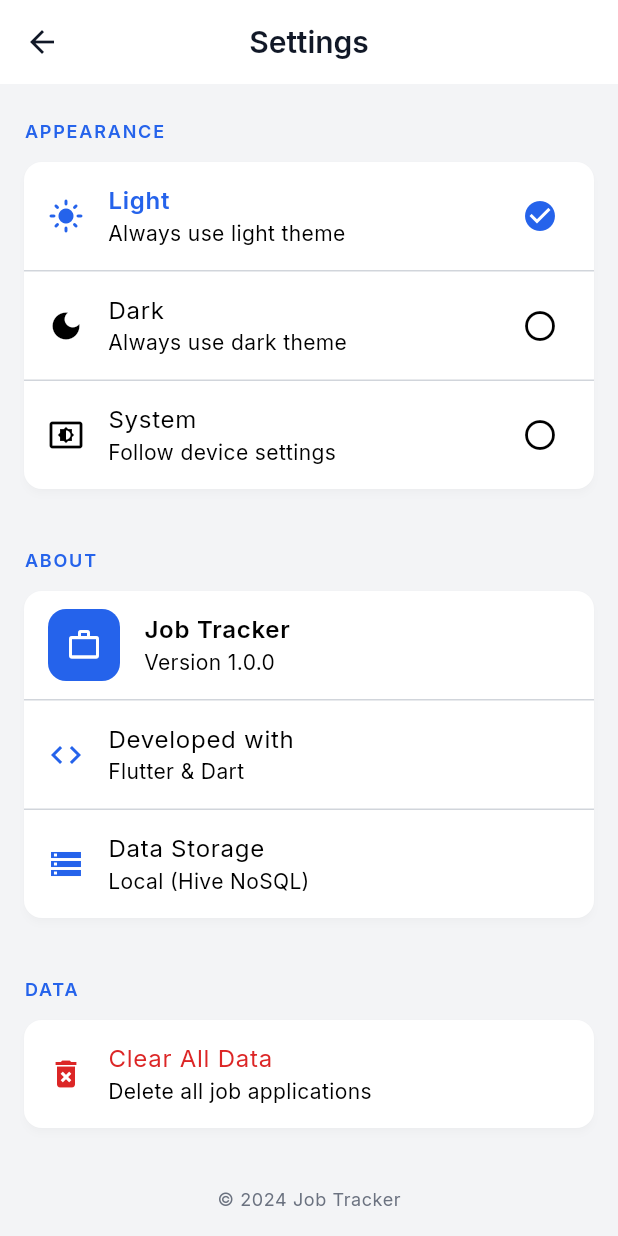
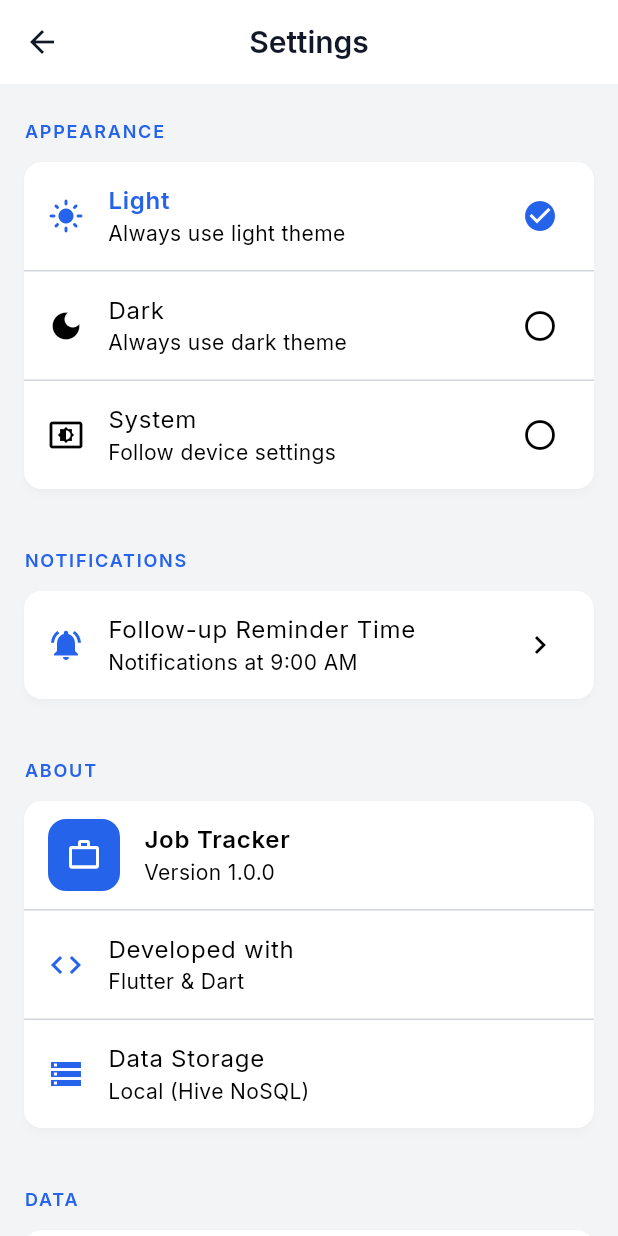
Before and after one commit to RamadanMohamed11/Job-Tracker-App, a Flutter app: the SettingsScreen screen opened directly, after a tap on "Light", on a phone screen of 412 x 824 dp. Run offline on Flutter 3.47's test engine with Material 3 defaults, Android fonts, the phone set to English and light mode, and no system bars; our stand-ins replace flutter_bloc, flutter_local_notifications, flutter_slidable, google_fonts, hive, hive_flutter and 2 more; accounts and stored records are empty.

Commit message:
feat: Initialize core application structure, notification service, and theme management.

```diff
--- a/lib/core/theme/theme_cubit.dart
+++ b/lib/core/theme/theme_cubit.dart
@@ -4,9 +4,10 @@ import 'package:hydrated_bloc/hydrated_bloc.dart';
 // ============================================
 // WHAT IS THIS FILE?
 // ============================================
-// ThemeCubit manages the app's theme state (light/dark/system).
+// ThemeCubit manages the app's theme state (light/dark/system)
+// and notification time settings.
 // It uses HydratedCubit which automatically saves and restores
-// the theme preference even after the app is closed and reopened.
+// preferences even after the app is closed and reopened.
 //
 // CUBIT vs BLOC:
 // - Cubit is simpler: you call methods that emit new states
@@ -25,12 +26,18 @@ enum AppThemeMode { system, light, dark }
 // ============================================
 // THEME STATE
 // ============================================
-// The state class holds the current theme mode.
+// The state class holds the current theme mode and notification time.
 // It's immutable - we create new instances instead of modifying.
 class ThemeState {
   final AppThemeMode themeMode;
+  final int notificationHour; // 0-23
+  final int notificationMinute; // 0-59
 
-  const ThemeState({this.themeMode = AppThemeMode.system});
+  const ThemeState({
+    this.themeMode = AppThemeMode.system,
+    this.notificationHour = 9, // Default: 9:00 AM
+    this.notificationMinute = 0,
+  });
 
   // Convert Flutter's ThemeMode to our AppThemeMode
   ThemeMode get flutterThemeMode {
@@ -53,23 +60,53 @@ class ThemeState {
   }
 
   // Create a copy with different values
-  ThemeState copyWith({AppThemeMode? themeMode}) {
-    return ThemeState(themeMode: themeMode ?? this.themeMode);
+  ThemeState copyWith({
+    AppThemeMode? themeMode,
+    int? notificationHour,
+    int? notificationMinute,
+  }) {
+    return ThemeState(
+      themeMode: themeMode ?? this.themeMode,
+      notificationHour: notificationHour ?? this.notificationHour,
+      notificationMinute: notificationMinute ?? this.notificationMinute,
+    );
+  }
+
+  // Get notification time as TimeOfDay
+  TimeOfDay get notificationTime =>
+      TimeOfDay(hour: notificationHour, minute: notificationMinute);
+
+  // Format notification time for display
+  String get formattedNotificationTime {
+    final hour = notificationHour;
+    final minute = notificationMinute;
+    final period = hour >= 12 ? 'PM' : 'AM';
+    final displayHour = hour > 12 ? hour - 12 : (hour == 0 ? 12 : hour);
+    final displayMinute = minute.toString().padLeft(2, '0');
+    return '$displayHour:$displayMinute $period';
   }
 
   // Equality check - needed for Cubit to know if state changed
   @override
   bool operator ==(Object other) {
     if (identical(this, other)) return true;
-    return other is ThemeState && other.themeMode == themeMode;
+    return other is ThemeState &&
+        other.themeMode == themeMode &&
+        other.notificationHour == notificationHour &&
+        other.notificationMinute == notificationMinute;
   }
 
   @override
-  int get hashCode => themeMode.hashCode;
+  int get hashCode =>
+      Object.hash(themeMode, notificationHour, notificationMinute);
 
   // Convert to JSON for persistence (HydratedBloc)
   Map<String, dynamic> toJson() {
-    return {'themeMode': themeMode.index};
+    return {
+      'themeMode': themeMode.index,
+      'notificationHour': notificationHour,
+      'notificationMinute': notificationMinute,
+    };
   }
 
   // Create from JSON when restoring (HydratedBloc)
@@ -78,6 +115,8 @@ class ThemeState {
     return ThemeState(
       themeMode:
           AppThemeMode.values[index.clamp(0, AppThemeMode.values.length - 1)],
+      notificationHour: (json['notificationHour'] as int?) ?? 9,
+      notificationMinute: (json['notificationMinute'] as int?) ?? 0,
     );
   }
 }
@@ -125,6 +164,20 @@ class ThemeCubit extends HydratedCubit<ThemeState> {
   }
 
   // ============================================
+  // NOTIFICATION TIME METHODS
+  // ============================================
+
+  /// Set the notification time
+  void setNotificationTime(TimeOfDay time) {
+    emit(
+      state.copyWith(
+        notificationHour: time.hour,
+        notificationMinute: time.minute,
+      ),
+    );
+  }
+
+  // ============================================
   // HYDRATED CUBIT METHODS
   // ============================================
   // These are required by HydratedCubit for persistence.
--- a/lib/presentation/screens/settings/settings_screen.dart
+++ b/lib/presentation/screens/settings/settings_screen.dart
@@ -70,6 +70,33 @@ class SettingsScreen extends StatelessWidget {
                       },
                     ),
                   ],
+                ),
+              );
+            },
+          ),
+
+          const SizedBox(height: 24),
+
+          // ============================================
+          // NOTIFICATIONS SECTION
+          // ============================================
+          _SectionHeader(title: 'Notifications'),
+
+          BlocBuilder<ThemeCubit, ThemeState>(
+            builder: (context, state) {
+              return Card(
+                margin: const EdgeInsets.symmetric(horizontal: 16, vertical: 8),
+                child: ListTile(
+                  leading: Icon(
+                    Icons.notifications_active,
+                    color: theme.colorScheme.primary,
+                  ),
+                  title: const Text('Follow-up Reminder Time'),
+                  subtitle: Text(
+                    'Notifications at ${state.formattedNotificationTime}',
+                  ),
+                  trailing: const Icon(Icons.chevron_right),
+                  onTap: () => _selectNotificationTime(context, state),
                 ),
               );
             },
@@ -197,6 +224,36 @@ class SettingsScreen extends StatelessWidget {
       ),
     );
   }
+
+  Future<void> _selectNotificationTime(
+    BuildContext context,
+    ThemeState state,
+  ) async {
+    final TimeOfDay? picked = await showTimePicker(
+      context: context,
+      initialTime: state.notificationTime,
+      helpText: 'Select notification time',
+    );
+
+    if (picked != null && context.mounted) {
+      context.read<ThemeCubit>().setNotificationTime(picked);
+      ScaffoldMessenger.of(context).showSnackBar(
+        SnackBar(
+          content: Text('Notification time set to ${_formatTime(picked)}'),
+          duration: const Duration(seconds: 2),
+        ),
+      );
+    }
+  }
+
+  String _formatTime(TimeOfDay time) {
+    final hour = time.hour;
+    final minute = time.minute;
+    final period = hour >= 12 ? 'PM' : 'AM';
+    final displayHour = hour > 12 ? hour - 12 : (hour == 0 ? 12 : hour);
+    final displayMinute = minute.toString().padLeft(2, '0');
+    return '$displayHour:$displayMinute $period';
+  }
 }
 
 // ============================================
```
Also changed, not shown: lib/core/services/notification_service.dart (+7 -3 lines), lib/main.dart (+47 -1 lines), lib/presentation/cubits/jobs_cubit.dart (+57 -0 lines), lib/presentation/screens/job_form/job_form_screen.dart (+7 -0 lines), 1 other file.
